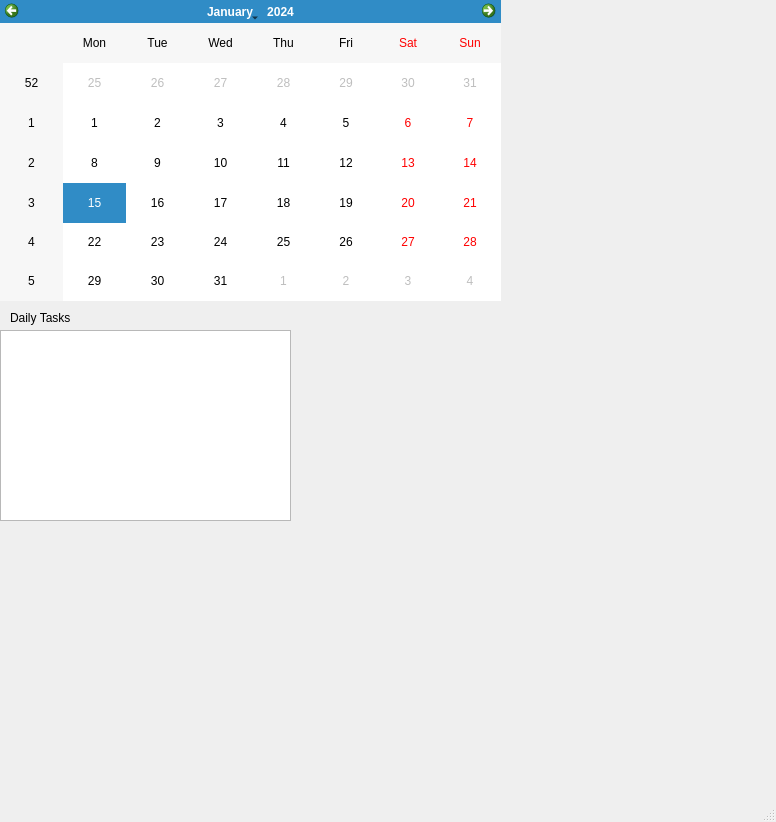
First picture: the form in Todo/mainwindow.ui, repository DGotshalk/Todo-Manager, before the edit.
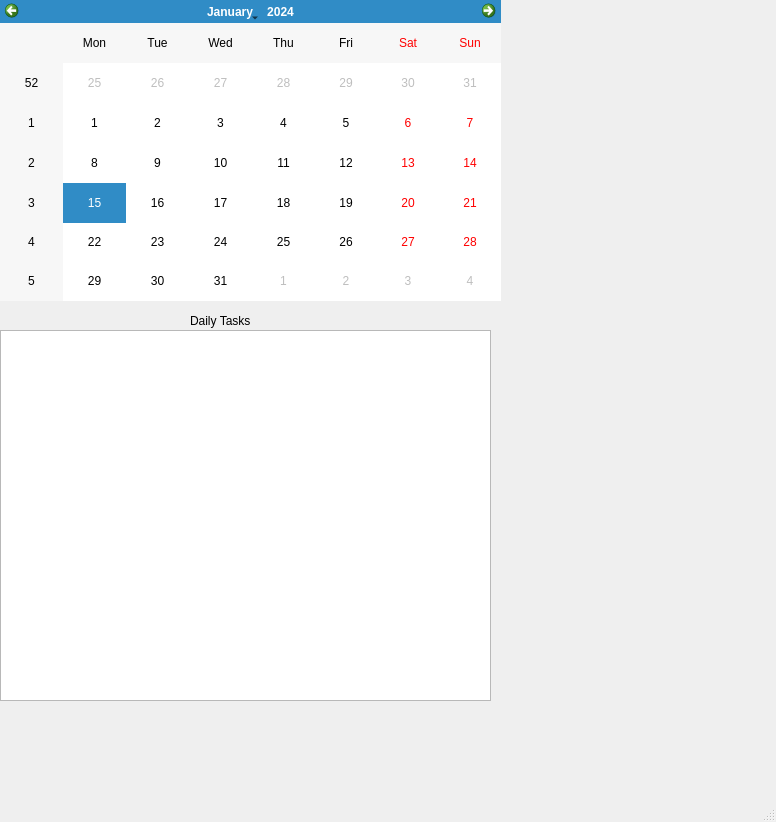
Second picture: the form after the edit.

Commit message: commited bigger window

What changed in the file:
```diff
--- a/Todo/mainwindow.ui
+++ b/Todo/mainwindow.ui
@@ -27,8 +27,8 @@
    <widget class="QLabel" name="Dailylabel">
     <property name="geometry">
      <rect>
-      <x>10</x>
-      <y>307</y>
+      <x>190</x>
+      <y>310</y>
       <width>241</width>
       <height>21</height>
      </rect>
@@ -42,8 +42,8 @@
      <rect>
       <x>0</x>
       <y>330</y>
-      <width>291</width>
-      <height>191</height>
+      <width>491</width>
+      <height>371</height>
      </rect>
     </property>
    </widget>
```
